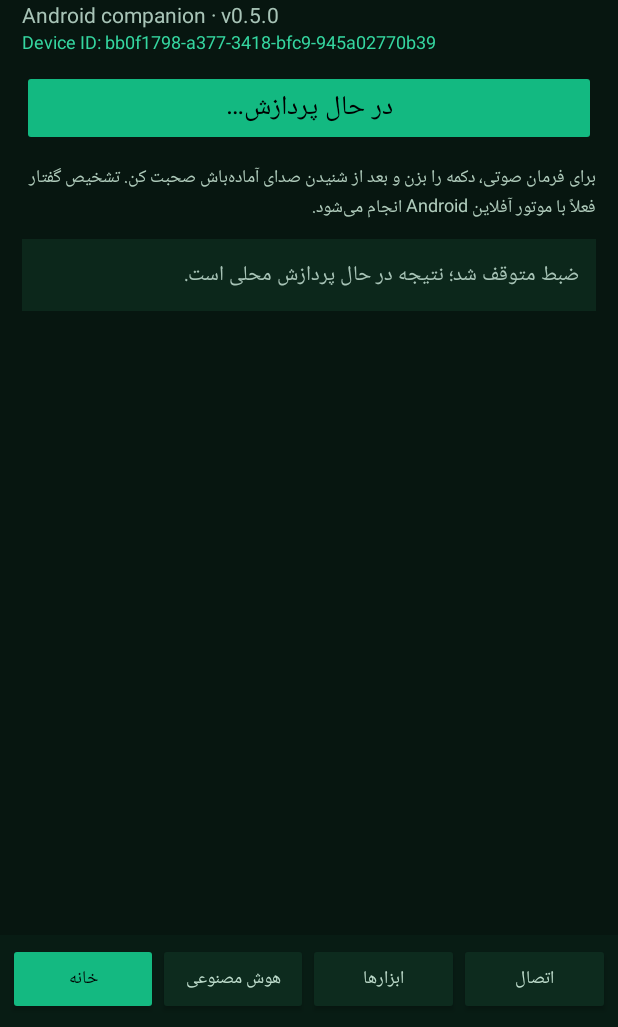
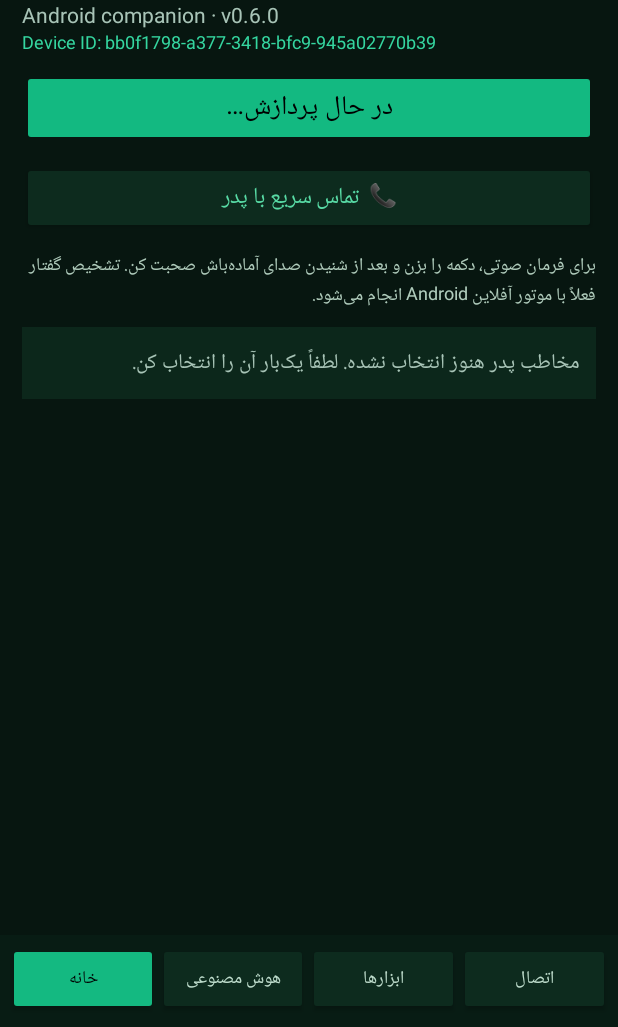
Before and after one commit to MRSIAVASSHIRBOT/MR_SIAVASH_EL_AGENT, an Android app: the screen it shows after launch (MainActivity), after a tap on "خانه", on a phone screen of 412 x 824 dp, the part 209-1236 px from its top. Run offline under Robolectric (Android 15) with nearby library versions, the phone set to English and light mode, and no system bars; 7 statements that could not run were skipped; 3 other taps on this screen came first.

Commit message:
feat(android): add one-tap direct father call shortcut

```diff
--- a/android/src/main/java/ir/mrsiavash/elagent/MainActivity.kt
+++ b/android/src/main/java/ir/mrsiavash/elagent/MainActivity.kt
@@ -139,7 +139,7 @@ class MainActivity : Activity() {
             setTextColor(Color.rgb(232, 245, 239))
         })
         root.addView(TextView(this).apply {
-            text = "Android companion · v0.5.0"
+            text = "Android companion · v0.6.0"
             textSize = 14f
             setTextColor(Color.rgb(168, 196, 183))
         })
@@ -222,6 +222,14 @@ class MainActivity : Activity() {
             setOnClickListener { toggleVoice() }
         }
         root.addView(voiceButton, buttonParams())
+        root.addView(Button(this).apply {
+            text = "📞  تماس سریع با پدر"
+            textSize = 15f
+            isAllCaps = false
+            backgroundTintList = ColorStateList.valueOf(Color.rgb(13, 43, 30))
+            setTextColor(Color.rgb(88, 218, 165))
+            setOnClickListener { placeFatherCall() }
+        }, buttonParams())
         root.addView(TextView(this).apply {
             text = "برای فرمان صوتی، دکمه را بزن و بعد از شنیدن صدای آماده‌باش صحبت کن. تشخیص گفتار فعلاً با موتور آفلاین Android انجام می‌شود."
             textSize = 12f
```
